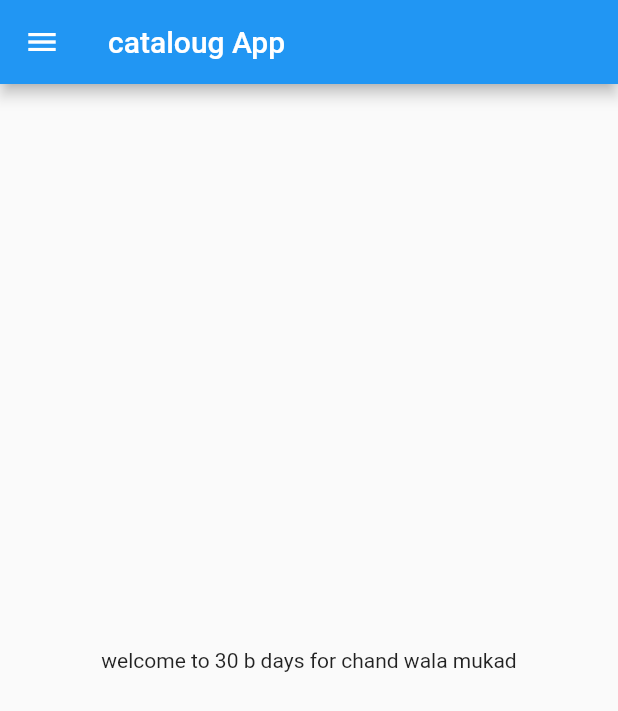
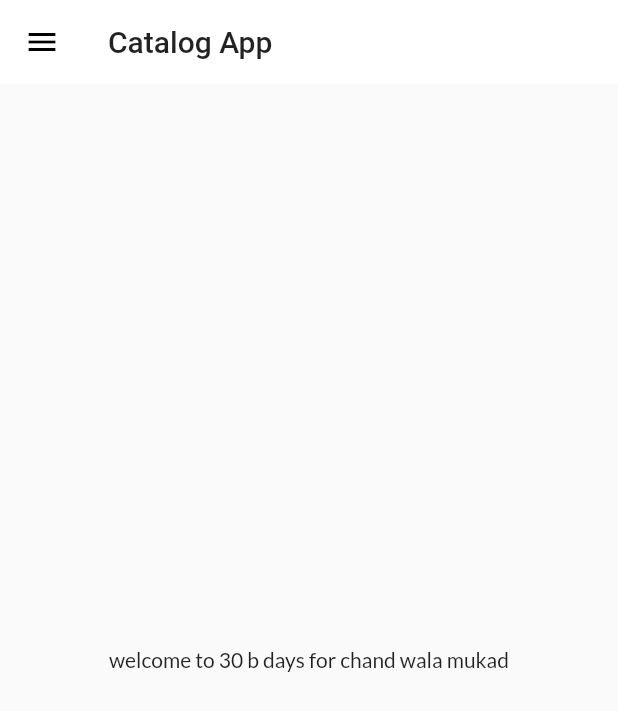
Before and after one commit to Abhim16/my30dayflutter, a Flutter app: the screen it shows after launch, on a phone screen of 412 x 824 dp. Shown: the top 711 px of the screen. Run offline on Flutter 3.47's test engine with Material 2 defaults, Android fonts, the phone set to English and light mode, and no system bars; our stand-ins replace google_fonts.

Commit message:
theme extracted

```diff
--- a/lib/main.dart
+++ b/lib/main.dart
@@ -2,6 +2,7 @@ import 'package:flutter/material.dart';
 import 'package:flutter_one/pages/home_page.dart';
 import 'package:flutter_one/pages/login_page.dart';
 import 'package:flutter_one/utilities/routes.dart';
+import 'package:flutter_one/widget/themes.dart';
 import 'package:google_fonts/google_fonts.dart';
 
 void main(){
@@ -14,16 +15,10 @@ class MyApp extends StatelessWidget {
   @override
   Widget build(BuildContext context) {
     return MaterialApp(
-      themeMode:ThemeMode.dark,
-      theme:ThemeData(
-        primarySwatch:Colors.brown,
-        fontFamily: GoogleFonts.lato().fontFamily,
-        //primaryTextTheme: GoogleFonts.latoTextTheme()
-      ),
-      debugShowCheckedModeBanner: false,
-      darkTheme: ThemeData(
-        brightness: Brightness.light
-      ),
+      themeMode:ThemeMode.light,
+      theme:MyTheme.lightTheme(context),
+      darkTheme:MyTheme.darkTheme(context),
+       debugShowCheckedModeBanner: false,
       initialRoute:MyRoutes.HomeRoute ,
       routes:{
          "/" :(context) => LoginPage(),
--- a/lib/pages/home_page.dart
+++ b/lib/pages/home_page.dart
@@ -10,8 +10,10 @@ class HomePage extends StatelessWidget {
   Widget build(BuildContext context) {
     return Scaffold(
       appBar:AppBar(
-        title:Text("cataloug App"),
-      ),
+        title: Text("Catalog App"),
+
+          foregroundColor: Colors.black,),
+
       body:Center(
         child:Center(
           child:Container(
--- /dev/null
+++ b/lib/widget/themes.dart
@@ -0,0 +1,21 @@
+import 'package:flutter/material.dart';
+import 'package:google_fonts/google_fonts.dart';
+
+
+class MyTheme{
+static  ThemeData  lightTheme(BuildContext context) =>ThemeData(
+        primarySwatch:Colors.blue,
+        fontFamily: GoogleFonts.lato().fontFamily,
+        appBarTheme: AppBarTheme(color: Colors.white,
+        elevation: 0.0,
+        iconTheme: IconThemeData(color: Colors.black),
+        textTheme: Theme.of(context).textTheme)
+
+        //primaryTextTheme: GoogleFonts.latoTextTheme()
+      );
+
+      static  ThemeData  darkTheme(BuildContext context) =>ThemeData(
+        brightness:Brightness.dark,
+        //primaryTextTheme: GoogleFonts.latoTextTheme()
+      );
+      }
```
